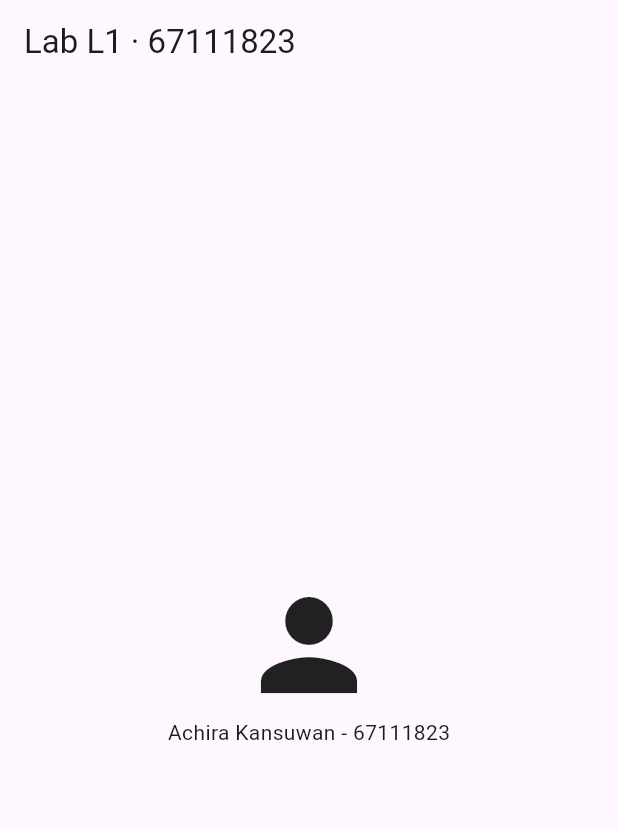
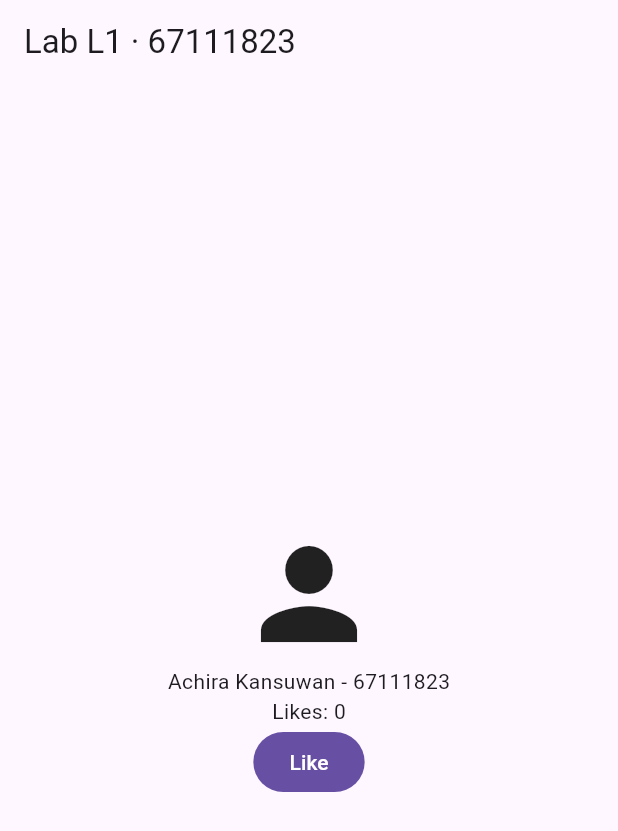
Before and after one commit to achiraka-create/lab01_profile, a Flutter app: the screen it shows after launch, on a phone screen of 412 x 824 dp. Shown: the top 831 px of the screen. Run offline on Flutter 3.47's test engine with Material 3 defaults, Android fonts, the phone set to English and light mode, and no system bars.

Commit message:
Add like counter with setState

```diff
--- a/lib/main.dart
+++ b/lib/main.dart
@@ -4,21 +4,31 @@ void main() => runApp(
   const MaterialApp(home: HomePage()),
 
 );
-class HomePage extends StatelessWidget {
+class HomePage extends StatefulWidget {
   const HomePage({super.key});
-
+  @override
+  State<HomePage> createState() => _HomePageState();
+}
+class _HomePageState extends State<HomePage> {
+  int _likes = 0;
+  void _like() => setState(() => _likes++);
   @override
   Widget build(BuildContext context) {
     return Scaffold(
   appBar: AppBar(
     title: const Text('Lab L1 · 67111823'),
   ),
-  body: const Center(
+  body: Center(
   child: Column(
     mainAxisSize: MainAxisSize.min,
     children: [
-        Icon(Icons.person, size: 96),
-        Text('Achira Kansuwan - 67111823'),
+      const Icon(Icons.person, size: 96),
+      const Text('Achira Kansuwan - 67111823'),
+      Text('Likes: $_likes'),
+      FilledButton(
+        onPressed: _like,
+        child: const Text('Like'),
+      ),
     ],
   ),
 ),
```
Lines whose indentation alone changed are shown as unchanged.
